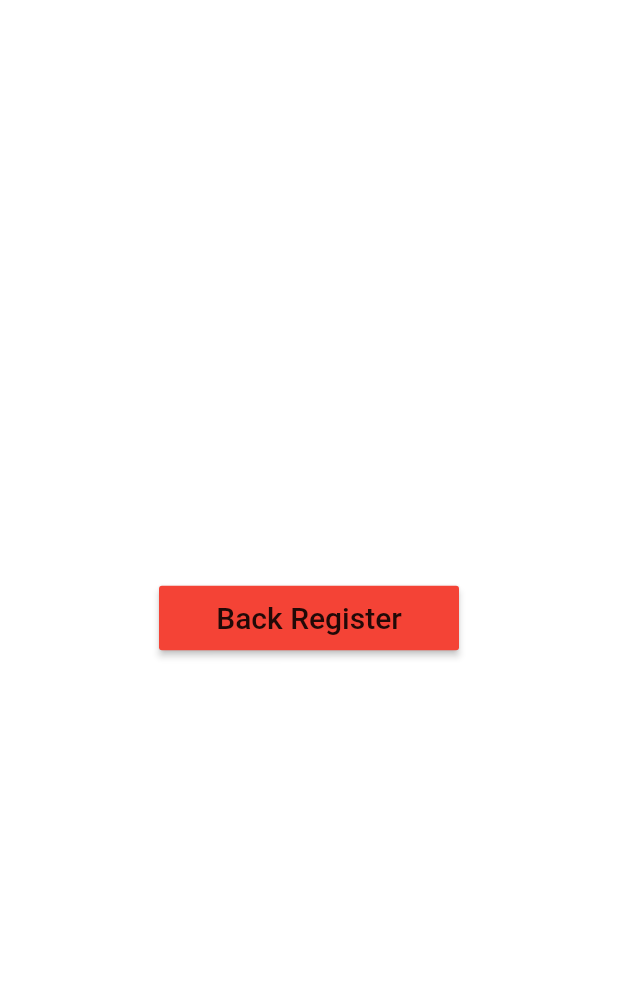
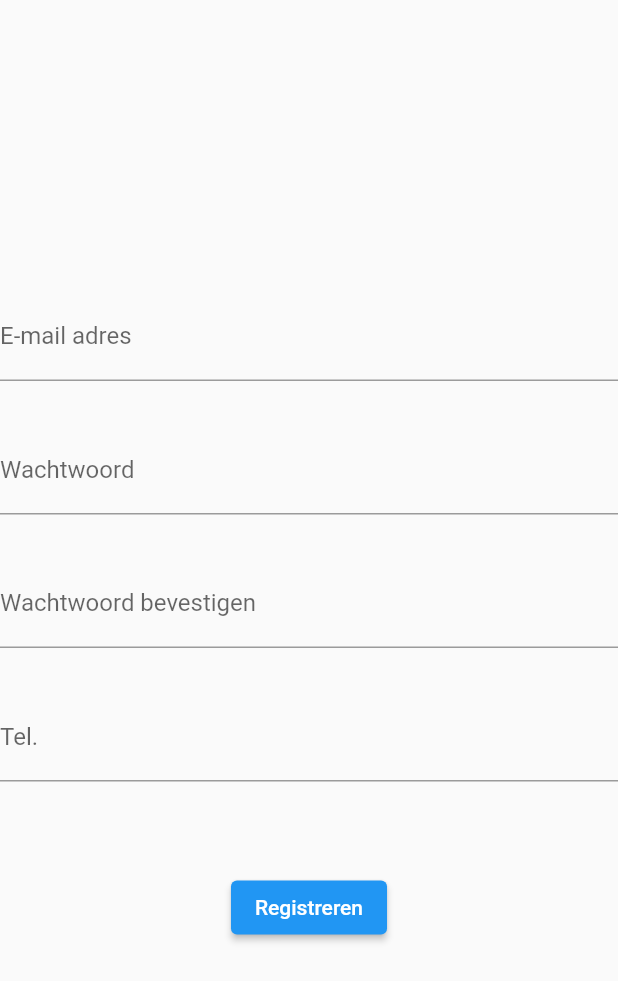
Before and after one commit to ucll-mobile-2021/project-bramdaanjeroenraf, a Flutter app: the screen it shows after launch, after a tap on "Registreren", on a phone screen of 412 x 824 dp. Shown: the top 981 px of the screen. Run offline on Flutter 3.47's test engine with Material 2 defaults, Android fonts, the phone set to English and light mode, and no system bars; missing offline and left inert: mysql1.

```diff
--- a/ronaresto/ronaresto/lib/main.dart
+++ b/ronaresto/ronaresto/lib/main.dart
@@ -1,20 +1,21 @@
 import 'package:flutter/material.dart';
 import 'screens/homepage.dart';
+import 'package:ronaresto/services/database.dart';
 
 void main() {
+  connect();
   runApp(MyApp());
 }
 
 class MyApp extends StatelessWidget {
-  static const String _title = 'Welcome tot Rona Resto';
+  static const String _title = 'Welcome to Rona Resto';
 
   @override
   Widget build(BuildContext context) {
     return MaterialApp(
       title: 'Rona Resto',
       theme: ThemeData(
-        primarySwatch: Colors.red,
-        visualDensity: VisualDensity.adaptivePlatformDensity,
+        primaryColor: Colors.white,
       ),
       home: Scaffold(
         appBar: AppBar(title: const Text(_title)),
--- a/ronaresto/ronaresto/lib/screens/homepage.dart
+++ b/ronaresto/ronaresto/lib/screens/homepage.dart
@@ -8,7 +8,8 @@ class HomePage extends StatelessWidget {
 
   @override
   Widget build(BuildContext context) {
-    return Center(
+    return Scaffold(
+      body: Center(
         child: Column(
           mainAxisSize: MainAxisSize.min,
           children: <Widget>[
@@ -17,8 +18,10 @@ class HomePage extends StatelessWidget {
               padding: const EdgeInsets.all(10.0),
               child: RaisedButton(
                 onPressed: () {
-                Navigator.push(context,
-                    MaterialPageRoute(builder: (contex) => MaatregelenPage()));
+                  Navigator.push(
+                    context,
+                    MaterialPageRoute(builder: (contex) => MaatregelenPage()),
+                  );
                 },
                 child: Text('Maatregelen', style: TextStyle(fontSize: 20)),
               ),
@@ -29,8 +32,10 @@ class HomePage extends StatelessWidget {
               padding: const EdgeInsets.all(10.0),
               child: RaisedButton(
                 onPressed: () {
-                Navigator.push(context,
-                    MaterialPageRoute(builder: (contex) => LoginPage()));
+                  Navigator.push(
+                    context,
+                    MaterialPageRoute(builder: (contex) => LoginPage()),
+                  );
                 },
                 child: Text('Inloggen', style: TextStyle(fontSize: 20)),
               ),
@@ -41,14 +46,17 @@ class HomePage extends StatelessWidget {
               padding: const EdgeInsets.all(10.0),
               child: RaisedButton(
                 onPressed: () {
-                Navigator.push(context,
-                    MaterialPageRoute(builder: (contex) => RegisterPage()));
+                  Navigator.push(
+                    context,
+                    MaterialPageRoute(builder: (contex) => RegisterPage()),
+                  );
                 },
                 child: const Text('Registreren', style: TextStyle(fontSize: 20)),
               ),
             ),
           ],
         ),
+      ),
     );
   }
 }
--- a/ronaresto/ronaresto/lib/screens/maatregelenpage.dart
+++ b/ronaresto/ronaresto/lib/screens/maatregelenpage.dart
@@ -5,7 +5,8 @@ class MaatregelenPage extends StatelessWidget {
 
   @override
   Widget build(BuildContext context) {
-    return Center(
+    return Scaffold(
+      body :Center(
         child: Column(
           mainAxisSize: MainAxisSize.min,
           children: <Widget>[
@@ -21,6 +22,7 @@ class MaatregelenPage extends StatelessWidget {
             ),
           ],
         ),
+      ),
     );
   }
 }
--- a/ronaresto/ronaresto/lib/screens/registerpage.dart
+++ b/ronaresto/ronaresto/lib/screens/registerpage.dart
@@ -5,22 +5,111 @@ class RegisterPage extends StatelessWidget {
 
   @override
   Widget build(BuildContext context) {
-    return Center(
-      child: Column(
-        mainAxisSize: MainAxisSize.min,
-        children: <Widget>[
-          ButtonTheme(
-            minWidth: 200.0,
-            padding: const EdgeInsets.all(10.0),
-            child: RaisedButton(
-              onPressed: () {
-                Navigator.pop(context);
-              },
-              child: Text('Back Register', style: TextStyle(fontSize: 20)),
-            ),
-          ),
-        ],
+    return Scaffold(
+      body: Center(
+        child: RegisterForm(),
       ),
     );
   }
 }
+
+class RegisterForm extends StatefulWidget{
+  @override
+  _RegisterFormState createState() => _RegisterFormState();
+}
+
+class _RegisterFormState extends State<RegisterForm> {
+  final _fk = GlobalKey<FormState>();
+  FocusNode fn;
+
+  @override
+  void initState() {
+    super. initState();
+
+    fn = FocusNode();
+  }
+
+  @override
+  void dispose() {
+    fn.dispose();
+
+    super.dispose();
+  }
+
+  @override
+  Widget build(BuildContext context) {
+    return Form(
+      key: _fk,
+      child: Column(
+          mainAxisSize: MainAxisSize.min,
+          children: <Widget>[
+            TextFormField(
+              decoration: InputDecoration(
+                labelText: 'E-mail adres',
+              ),
+              focusNode: fn,
+              validator: (value){
+                if (value.isEmpty) {
+                  return "Fout";
+                }
+                return null;
+              },
+            ),
+            const SizedBox(height: 30),
+            TextFormField(
+              decoration: InputDecoration(
+                labelText: 'Wachtwoord',
+              ),
+              obscureText: true,
+              validator: (value){
+                if (value.isEmpty) {
+                  return "Fout";
+                }
+                return null;
+              },
+            ),
+            const SizedBox(height: 30),
+            TextFormField(
+              decoration: InputDecoration(
+                labelText: 'Wachtwoord bevestigen',
+              ),
+              obscureText: true,
+              validator: (value){
+                if (value.isEmpty) {
+                  return "Fout";
+                }
+                return null;
+              },
+            ),
+            const SizedBox(height: 30),
+            TextFormField(
+              decoration: InputDecoration(
+                labelText: 'Tel.',
+              ),
+              obscureText: true,
+              validator: (value){
+                if (value.isEmpty) {
+                  return "Fout";
+                }
+                return null;
+              },
+            ),
+            const SizedBox(height: 60),
+            ElevatedButton(
+              onPressed: () {
+                if (_fk.currentState.validate()) {
+                  Scaffold
+                      .of(context)
+                      .showSnackBar(SnackBar(content: Text('Processing Data')));
+                }
+                else {
+                  fn.requestFocus();
+                }
+              },
+              child: Text('Registreren'),
+            ),
+          ]
+      ),
+    );
+  }
+}
--- /dev/null
+++ b/ronaresto/ronaresto/lib/services/database.dart
@@ -0,0 +1,17 @@
+import 'package:mysql1/mysql1.dart';
+
+var settings = new ConnectionSettings(
+    host: 'remotemysql.com',
+    port: 3306,
+    user: 'ZdZsbXqf4M',
+    password: 'Rf1I4vFY8P',
+    db: 'ZdZsbXqf4M');
+
+dynamic connect() async {
+  var conn = await MySqlConnection.connect(settings);
+  var results =  await conn.query('SELECT * FROM users');
+  for (var row in results) {
+    print('Name: ${row[0]}, email: ${row[1]}');
+  }
+  conn.close();
+}
--- a/ronaresto/ronaresto/pubspec.yaml
+++ b/ronaresto/ronaresto/pubspec.yaml
@@ -23,6 +23,8 @@ environment:
 dependencies:
   flutter:
     sdk: flutter
+  mysql1: 0.17.1
+
 
 
   # The following adds the Cupertino Icons font to your application.
```
Also changed, not shown: ronaresto/ronaresto/lib/screens/loginpage.dart (+81 -15 lines), ronaresto/ronaresto/pubspec.lock. Lines whose indentation alone changed are shown as unchanged.
